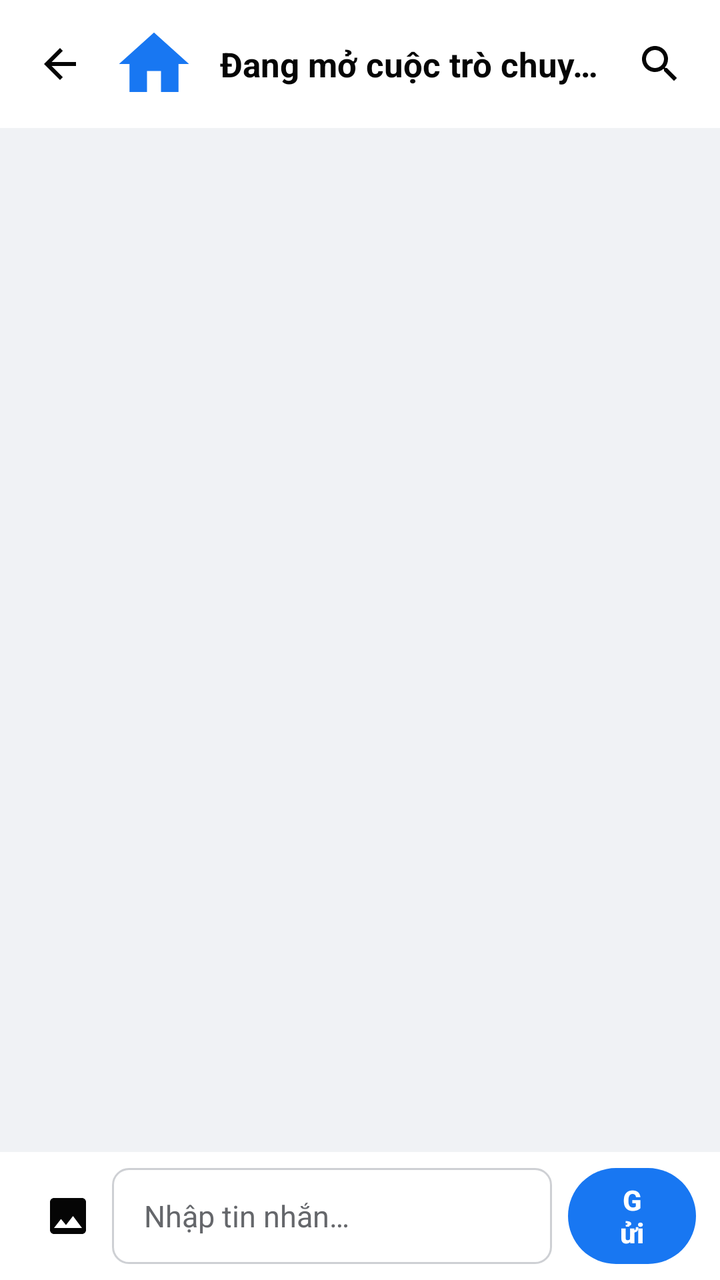
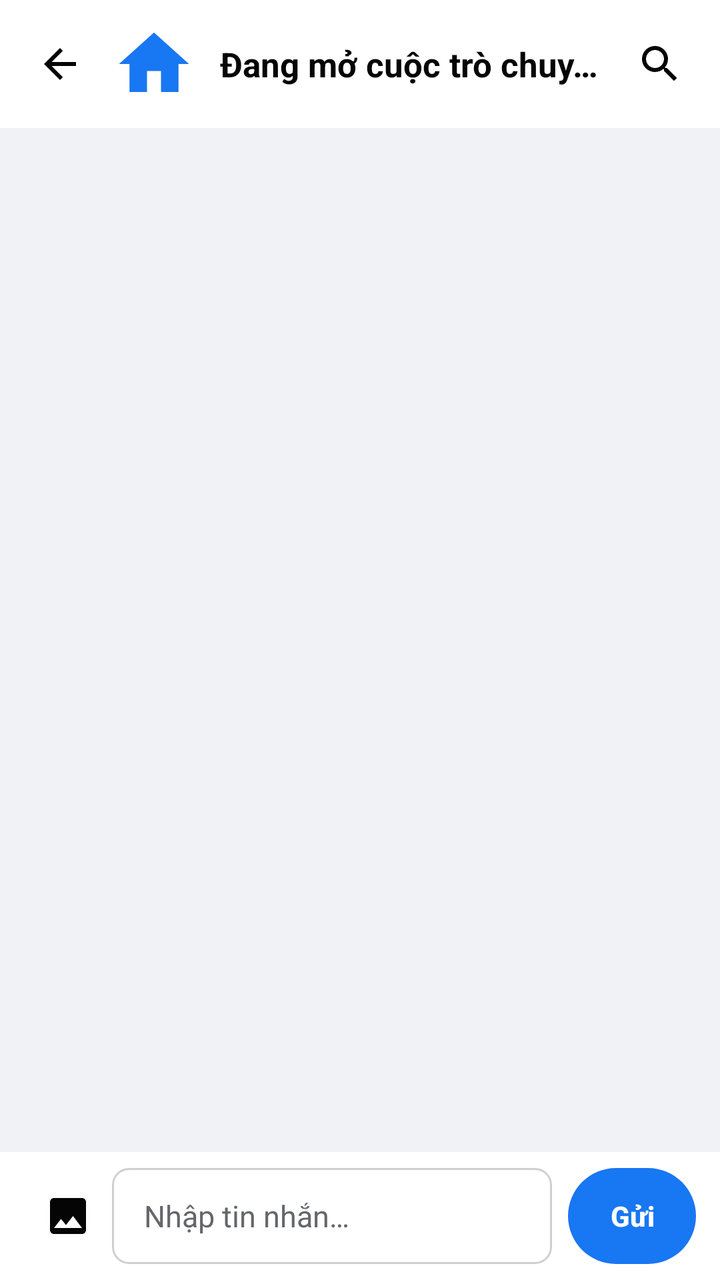

An Android layout rendered at two revisions. The XML below is the earlier revision; the diff shows what the commit changed to produce the second picture.
<!-- AndroidManifest.xml: application theme Theme.MeetoMXH -->
<!-- res/layout/activity_chat.xml -->
<?xml version="1.0" encoding="utf-8"?>
<LinearLayout xmlns:android="http://schemas.android.com/apk/res/android"
    xmlns:app="http://schemas.android.com/apk/res-auto"
    android:layout_width="match_parent"
    android:layout_height="match_parent"
    android:background="@color/app_bg"
    android:orientation="vertical">

<LinearLayout
        android:layout_width="match_parent"
        android:layout_height="64dp"
        android:background="@color/surface_bg"
        android:gravity="center_vertical"
        android:orientation="horizontal"
        android:paddingHorizontal="8dp">

        <ImageButton
            android:id="@+id/btnChatBack"
            android:layout_width="44dp"
            android:layout_height="44dp"
            android:background="?attr/selectableItemBackgroundBorderless"
            android:contentDescription="Quay lại"
            android:padding="10dp"
            android:src="@drawable/ic_arrow_back"
            app:tint="@color/text_primary" />

        <com.google.android.material.imageview.ShapeableImageView
            android:id="@+id/ivChatAvatar"
            android:layout_width="42dp"
            android:layout_height="42dp"
            android:layout_marginStart="4dp"
            android:contentDescription="@null"
            android:scaleType="centerCrop"
            android:src="@drawable/ic_home"
            app:shapeAppearanceOverlay="@style/ShapeAppearance.Material3.Corner.Full" />

        <TextView
            android:id="@+id/tvChatTitle"
            android:layout_width="0dp"
            android:layout_height="wrap_content"
            android:layout_marginStart="12dp"
            android:layout_weight="1"
            android:ellipsize="end"
            android:maxLines="1"
            android:text="Đang mở cuộc trò chuyện…"
            android:textColor="@color/text_primary"
            android:textSize="17sp"
            android:textStyle="bold" />

        <ImageButton
            android:id="@+id/btnChatSearch"
            android:layout_width="44dp"
            android:layout_height="44dp"
            android:background="?attr/selectableItemBackgroundBorderless"
            android:contentDescription="Search messages"
            android:src="@drawable/ic_search"
            app:tint="@color/text_primary" />
    </LinearLayout>

    <LinearLayout
        android:id="@+id/layoutMessageSearch"
        android:layout_width="match_parent"
        android:layout_height="wrap_content"
        android:background="@color/surface_bg"
        android:orientation="vertical"
        android:paddingHorizontal="12dp"
        android:paddingBottom="8dp"
        android:visibility="gone">

        <LinearLayout
            android:layout_width="match_parent"
            android:layout_height="48dp"
            android:gravity="center_vertical"
            android:orientation="horizontal">

            <EditText
                android:id="@+id/etSearchMessages"
                android:layout_width="0dp"
                android:layout_height="match_parent"
                android:layout_weight="1"
                android:background="@drawable/bg_edittext"
                android:hint="Search text in loaded messages"
                android:imeOptions="actionSearch"
                android:inputType="text"
                android:paddingHorizontal="14dp"
                android:singleLine="true"
                android:textColor="@color/text_primary"
                android:textColorHint="@color/text_secondary" />

            <ImageButton
                android:id="@+id/btnCloseSearch"
                android:layout_width="44dp"
                android:layout_height="44dp"
                android:background="?attr/selectableItemBackgroundBorderless"
                android:contentDescription="Close search"
                android:src="@drawable/ic_clear"
                app:tint="@color/text_primary" />
        </LinearLayout>

        <ProgressBar
            android:id="@+id/progressMessageSearch"
            style="?android:attr/progressBarStyleHorizontal"
            android:layout_width="match_parent"
            android:layout_height="2dp"
            android:visibility="gone" />

        <TextView
            android:id="@+id/tvMessageSearchState"
            android:layout_width="match_parent"
            android:layout_height="wrap_content"
            android:paddingHorizontal="4dp"
            android:paddingVertical="6dp"
            android:textColor="@color/text_secondary"
            android:textSize="12sp"
            android:visibility="gone" />

        <androidx.recyclerview.widget.RecyclerView
            android:id="@+id/rvMessageSearchResults"
            android:layout_width="match_parent"
            android:layout_height="160dp"
            android:visibility="gone" />
    </LinearLayout>

    <FrameLayout
        android:layout_width="match_parent"
        android:layout_height="0dp"
        android:layout_weight="1">

        <androidx.recyclerview.widget.RecyclerView
            android:id="@+id/rvMessages"
            android:layout_width="match_parent"
            android:layout_height="match_parent"
            android:clipToPadding="false"
            android:paddingHorizontal="12dp"
            android:paddingTop="12dp"
            android:paddingBottom="8dp" />

        <ProgressBar
            android:id="@+id/progressMessages"
            android:layout_width="wrap_content"
            android:layout_height="wrap_content"
            android:layout_gravity="center" />

        <TextView
            android:id="@+id/tvMessagesState"
            android:layout_width="match_parent"
            android:layout_height="wrap_content"
            android:layout_gravity="center"
            android:gravity="center"
            android:padding="32dp"
            android:textColor="@color/text_secondary"
            android:textSize="15sp"
            android:visibility="gone" />
    </FrameLayout>

    <LinearLayout
        android:id="@+id/layoutImageUploadStatus"
        android:layout_width="match_parent"
        android:layout_height="wrap_content"
        android:gravity="center_vertical"
        android:orientation="horizontal"
        android:paddingHorizontal="16dp"
        android:paddingVertical="4dp"
        android:visibility="gone">

        <ProgressBar
            android:id="@+id/progressImageUpload"
            style="?android:attr/progressBarStyleSmall"
            android:layout_width="20dp"
            android:layout_height="20dp"
            android:visibility="gone" />

        <TextView
            android:id="@+id/tvImageUploadStatus"
            android:layout_width="0dp"
            android:layout_height="wrap_content"
            android:layout_weight="1"
            android:layout_marginStart="8dp"
            android:textColor="@color/text_secondary"
            android:textSize="12sp" />

        <ImageButton
            android:id="@+id/btnCancelImageUpload"
            android:layout_width="36dp"
            android:layout_height="36dp"
            android:background="?attr/selectableItemBackgroundBorderless"
            android:contentDescription="Discard selected image"
            android:src="@drawable/ic_clear"
            app:tint="@color/text_secondary" />
    </LinearLayout>

    <LinearLayout
        android:id="@+id/layoutReplyComposer"
        android:layout_width="match_parent"
        android:layout_height="wrap_content"
        android:orientation="horizontal"
        android:gravity="center_vertical"
        android:paddingHorizontal="16dp"
        android:paddingVertical="6dp"
        android:background="@color/surface_bg"
        android:visibility="gone">

        <TextView
            android:id="@+id/tvReplyComposer"
            android:layout_width="0dp"
            android:layout_height="wrap_content"
            android:layout_weight="1"
            android:maxLines="2"
            android:ellipsize="end"
            android:textColor="@color/text_secondary"
            android:textSize="13sp" />

        <ImageButton
            android:id="@+id/btnCancelReply"
            android:layout_width="40dp"
            android:layout_height="40dp"
            android:background="?attr/selectableItemBackgroundBorderless"
            android:contentDescription="Hủy trả lời"
            android:src="@drawable/ic_clear"
            app:tint="@color/text_secondary" />
    </LinearLayout>

    <LinearLayout
        android:layout_width="match_parent"
        android:layout_height="wrap_content"
        android:background="@color/surface_bg"
        android:gravity="center_vertical"
        android:orientation="horizontal"
        android:paddingHorizontal="12dp"
        android:paddingVertical="8dp">

        <ImageButton
            android:id="@+id/btnAttachImage"
            android:layout_width="44dp"
            android:layout_height="48dp"
            android:background="?attr/selectableItemBackgroundBorderless"
            android:contentDescription="Attach image"
            android:src="@drawable/ic_photo"
            app:tint="@color/text_primary" />

        <EditText
            android:id="@+id/etMessage"
            android:layout_width="0dp"
            android:layout_height="wrap_content"
            android:layout_weight="1"
            android:background="@drawable/bg_edittext"
            android:hint="Nhập tin nhắn…"
            android:imeOptions="actionSend"
            android:inputType="textCapSentences|textMultiLine"
            android:maxHeight="112dp"
            android:maxLines="4"
            android:minHeight="48dp"
            android:paddingHorizontal="16dp"
            android:paddingVertical="8dp"
            android:textColor="@color/text_primary"
            android:textColorHint="@color/text_secondary"
            android:textSize="15sp" />

        <FrameLayout
            android:layout_width="64dp"
            android:layout_height="48dp"
            android:layout_marginStart="8dp">

            <com.google.android.material.button.MaterialButton
                android:id="@+id/btnSendMessage"
                style="@style/Widget.Material3.Button.UnelevatedButton"
                android:layout_width="match_parent"
                android:layout_height="match_parent"
                android:insetTop="0dp"
                android:insetBottom="0dp"
                android:text="Gửi"
                android:textAllCaps="false"
                android:textColor="@color/white"
                android:textStyle="bold"
                app:backgroundTint="@color/brand_blue"
                app:cornerRadius="24dp" />

            <ProgressBar
                android:id="@+id/progressSending"
                style="?android:attr/progressBarStyleSmall"
                android:layout_width="24dp"
                android:layout_height="24dp"
                android:layout_gravity="center"
                android:visibility="gone" />
        </FrameLayout>
    </LinearLayout>
</LinearLayout>
<!-- resources referenced by this layout -->
<resources>
  <color name="app_bg">#F0F2F5</color>
  <color name="brand_blue">#1877F2</color>
  <color name="surface_bg">#FFFFFF</color>
  <color name="text_primary">#050505</color>
  <color name="text_secondary">#65676B</color>
  <color name="white">#FFFFFFFF</color>
  <!-- drawable bg_edittext (drawable) -->
  <?xml version="1.0" encoding="utf-8"?>
  <shape xmlns:android="http://schemas.android.com/apk/res/android"
      android:shape="rectangle">
      <solid android:color="@color/surface_bg" />
      <corners android:radius="8dp" />
      <stroke
          android:width="1dp"
          android:color="@color/divider_color" />
  </shape>
  <!-- drawable ic_arrow_back (drawable) -->
  <vector xmlns:android="http://schemas.android.com/apk/res/android"
      android:width="24dp"
      android:height="24dp"
      android:viewportWidth="24"
      android:viewportHeight="24">
    <path
        android:fillColor="@color/text_primary"
        android:pathData="M20,11H7.83l5.59,-5.59L12,4l-8,8 8,8 1.41,-1.41L7.83,13H20v-2z"/>
  </vector>
  <!-- drawable ic_clear (drawable) -->
  <vector xmlns:android="http://schemas.android.com/apk/res/android"
      android:width="24dp"
      android:height="24dp"
      android:viewportWidth="24"
      android:viewportHeight="24">
      <path
          android:fillColor="@android:color/transparent"
          android:strokeColor="#FF000000"
          android:strokeLineCap="round"
          android:strokeWidth="2"
          android:pathData="M6,6 L18,18 M18,6 L6,18" />
  </vector>
  <!-- drawable ic_home (drawable) -->
  <vector xmlns:android="http://schemas.android.com/apk/res/android"
      android:width="24dp"
      android:height="24dp"
      android:viewportWidth="24"
      android:viewportHeight="24">
    <path
        android:fillColor="#1877F2"
        android:pathData="M10,20v-6h4v6h5v-8h3L12,3 2,12h3v8z"/>
  </vector>
  <!-- drawable ic_photo (drawable) -->
  <vector xmlns:android="http://schemas.android.com/apk/res/android"
      android:width="24dp"
      android:height="24dp"
      android:viewportWidth="24"
      android:viewportHeight="24">
    <path
        android:fillColor="#45BD62"
        android:pathData="M21,19V5c0,-1.1 -0.9,-2 -2,-2H5c-1.1,0 -2,0.9 -2,2v14c0,1.1 0.9,2 2,2h14c1.1,0 2,-0.9 2,-2zM8.5,13.5l2.5,3.01L14.5,12l4.5,6H5l3.5,-4.5z"/>
  </vector>
  <!-- drawable ic_search (drawable) -->
  <vector xmlns:android="http://schemas.android.com/apk/res/android"
      android:width="24dp"
      android:height="24dp"
      android:viewportWidth="24"
      android:viewportHeight="24">
    <path
        android:fillColor="#050505"
        android:pathData="M15.5,14h-0.79l-0.28,-0.27C15.41,12.59 16,11.11 16,9.5 16,5.91 13.09,3 9.5,3S3,5.91 3,9.5 5.91,16 9.5,16c1.61,0 3.09,-0.59 4.23,-1.57l0.27,0.28v0.79l5,4.99L20.49,19l-4.99,-5zM9.5,14C7.01,14 5,11.99 5,9.5S7.01,5 9.5,5 14,7.01 14,9.5 11.99,14 9.5,14z"/>
  </vector>
  <style name="Theme.MeetoMXH" parent="Base.Theme.MeetoMXH" />
  <color name="divider_color">#CED0D4</color>
  <style name="Base.Theme.MeetoMXH" parent="Theme.Material3.DayNight.NoActionBar">
          <item name="colorPrimary">@color/brand_blue</item>
          <item name="colorOnPrimary">@color/white</item>
          <item name="colorSurface">@color/surface_bg</item>
          <item name="colorOnSurface">@color/text_primary</item>
          <item name="android:colorBackground">@color/app_bg</item>
          <item name="colorOnBackground">@color/text_primary</item>
          <item name="android:windowBackground">@color/app_bg</item>
          <item name="android:textColorPrimary">@color/text_primary</item>
          <item name="android:textColorSecondary">@color/text_secondary</item>
      </style>
</resources>

<!-- the commit's change to res/layout/activity_chat.xml (unified diff, before → after) -->
@@ -268,6 +268,10 @@
                 android:layout_height="match_parent"
                 android:insetTop="0dp"
                 android:insetBottom="0dp"
+                android:paddingStart="8dp"
+                android:paddingEnd="8dp"
+                android:minWidth="0dp"
+                android:maxLines="1"
                 android:text="Gửi"
                 android:textAllCaps="false"
                 android:textColor="@color/white"
